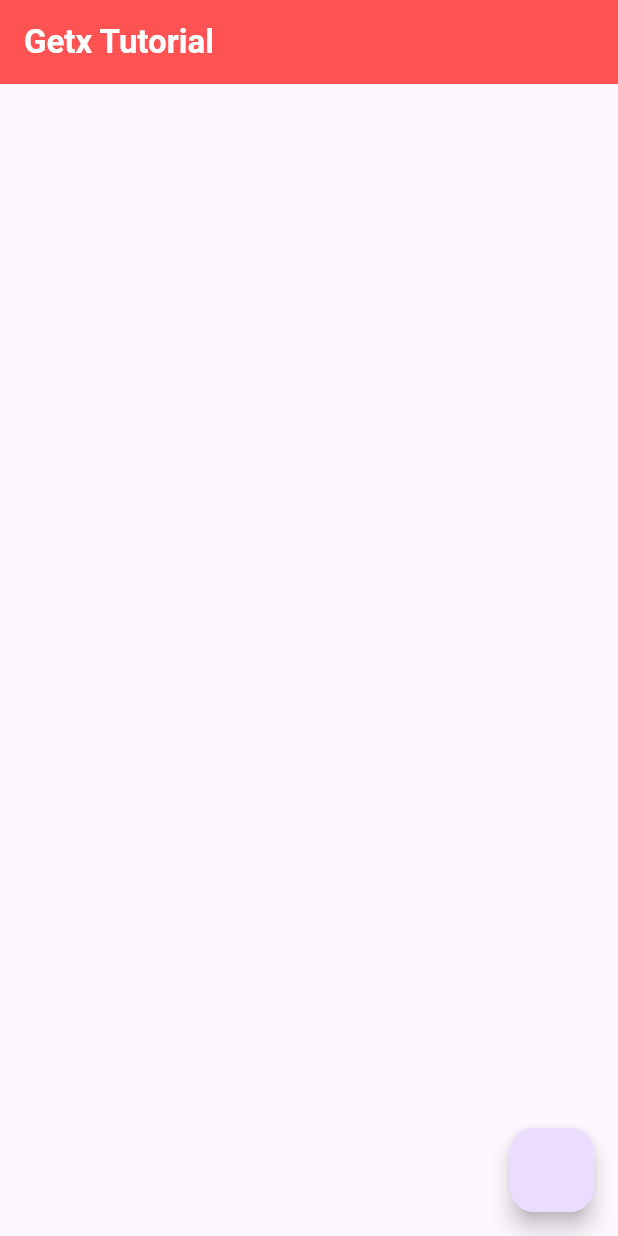
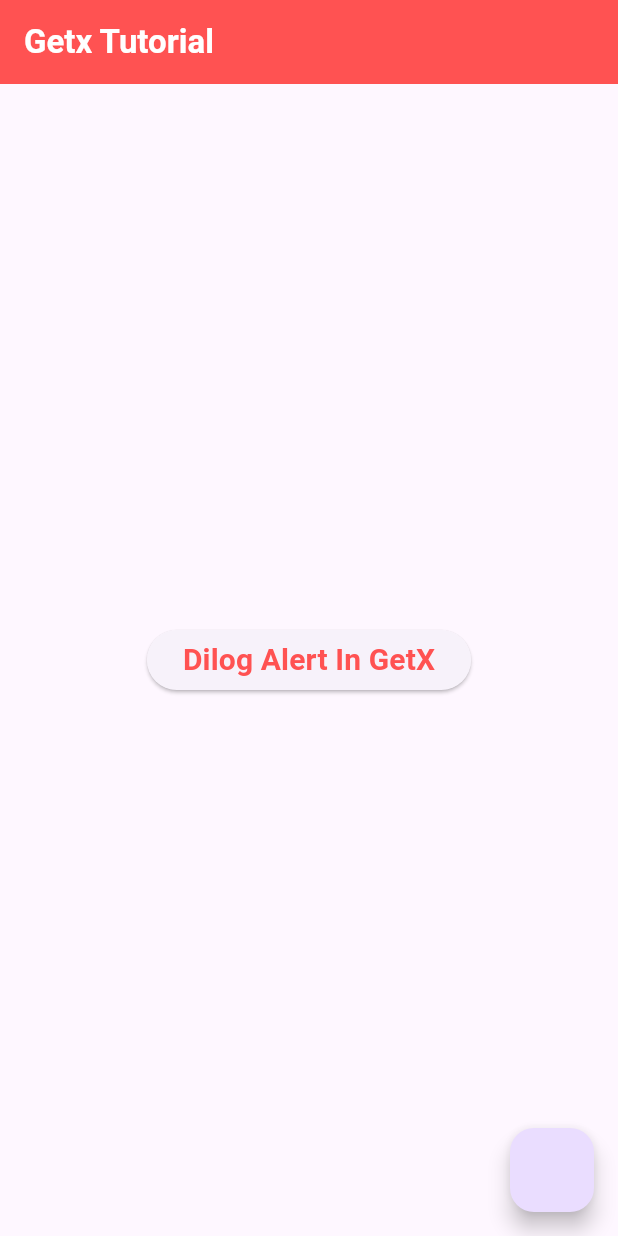
Before and after one commit to Avinash174/GETX-Practice, a Flutter app: the screen it shows after launch, on a phone screen of 412 x 824 dp. Run offline on Flutter 3.47's test engine with Material 3 defaults, Android fonts, the phone set to English and light mode, and no system bars; our stand-ins replace get.

Commit message:
dilog alert

```diff
--- a/lib/homescreen.dart
+++ b/lib/homescreen.dart
@@ -1,4 +1,5 @@
 import 'dart:io';
+import 'package:flutter/foundation.dart';
 import 'package:flutter/material.dart';
 import 'package:flutter/services.dart';
 import 'package:get/route_manager.dart';
@@ -20,7 +21,31 @@ class HomeScreen extends StatelessWidget {
         ),
       ),
       body: Column(
-        children: [],
+        mainAxisAlignment: MainAxisAlignment.center,
+        // crossAxisAlignment: CrossAxisAlignment.center,
+        children: [
+          Center(
+            child: ElevatedButton(
+              onPressed: () {
+                Get.defaultDialog(title: 'GetX Dialog');
+
+                if (kDebugMode) {
+                  print('Yes It A $kDebugMode');
+                } else {
+                  print('Its a Other Mode');
+                }
+              },
+              child: const Text(
+                'Dilog Alert In GetX',
+                style: TextStyle(
+                  fontSize: 20,
+                  color: Colors.redAccent,
+                  fontWeight: FontWeight.w700,
+                ),
+              ),
+            ),
+          ),
+        ],
       ),
       floatingActionButton: FloatingActionButton(
         onPressed: () {
@@ -33,7 +58,7 @@ class HomeScreen extends StatelessWidget {
             colorText: Colors.white,
             backgroundColor: Colors.blue,
             snackPosition:
-                Platform.isAndroid ? SnackPosition.BOTTOM : SnackPosition.TOP,
+                Platform.isAndroid ? SnackPosition.TOP : SnackPosition.BOTTOM,
             icon: Icon(
               Platform.isIOS ? Icons.emoji_emotions_sharp : Icons.chat,
               color: Colors.white,
```
